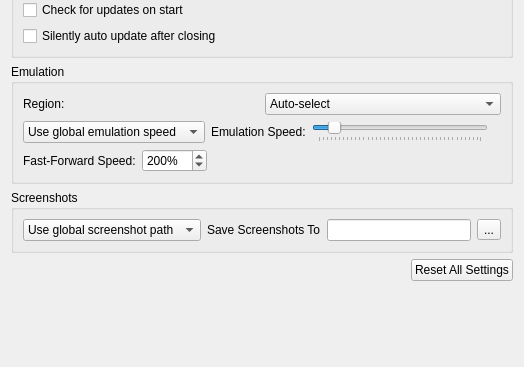
Old version of the form src/lime_qt/configuration/configure_general.ui in the repository rajdeepchaudhari-work/Lime3DS; both pictures show x 0 to 524 and y 211 to 578 of the 524 by 578 pixel window.
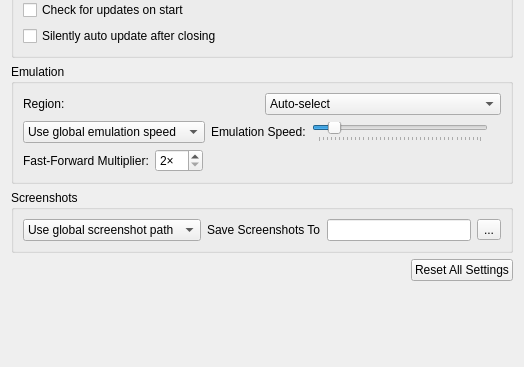
New version of the form.

Commit message: feat: Fast-forward multiplier, in-game web controller toggle, screen stream optimizations

```diff
--- a/src/lime_qt/configuration/configure_general.ui
+++ b/src/lime_qt/configuration/configure_general.ui
@@ -241,17 +241,17 @@
            <property name="bottomMargin"><number>0</number></property>
            <item>
             <widget class="QLabel" name="label_fast_forward_speed">
-             <property name="text"><string>Fast-Forward Speed:</string></property>
+             <property name="text"><string>Fast-Forward Multiplier:</string></property>
             </widget>
            </item>
            <item>
             <widget class="QSpinBox" name="fast_forward_speed">
-             <property name="toolTip"><string>Speed multiplier when fast-forward is active (% of base speed). 200 = 2× normal speed.</string></property>
-             <property name="suffix"><string>%</string></property>
-             <property name="minimum"><number>100</number></property>
-             <property name="maximum"><number>3000</number></property>
-             <property name="singleStep"><number>50</number></property>
-             <property name="value"><number>200</number></property>
+             <property name="toolTip"><string>Speed multiplier when fast-forward is active. 2 = 2× normal speed, 3 = 3× normal speed, etc.</string></property>
+             <property name="suffix"><string>×</string></property>
+             <property name="minimum"><number>2</number></property>
+             <property name="maximum"><number>10</number></property>
+             <property name="singleStep"><number>1</number></property>
+             <property name="value"><number>2</number></property>
             </widget>
            </item>
            <item>
```
The commit also changes 9 other files.
